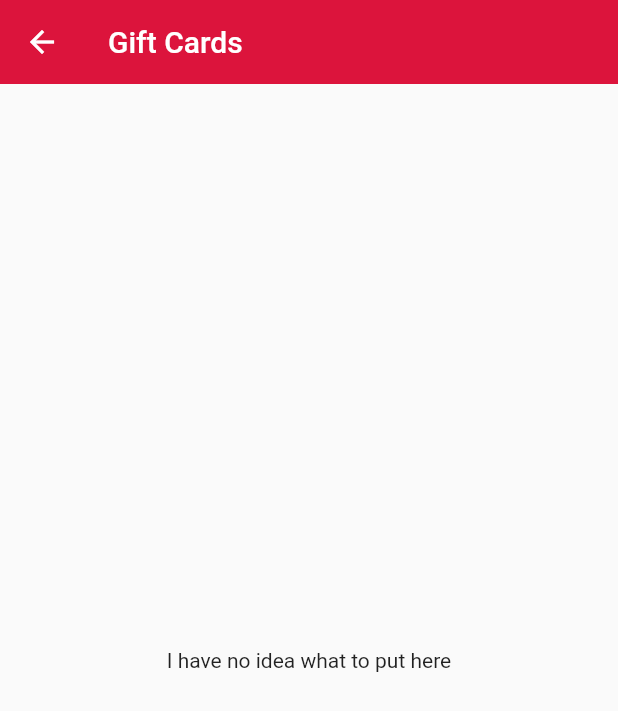
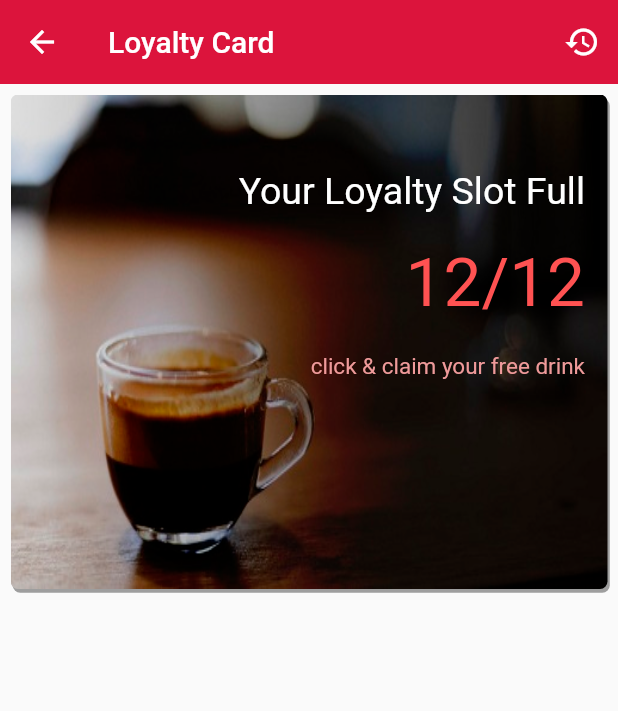
Before and after one commit to Shusmoy108/coffee-shop, a Flutter app: the GiftPage screen opened directly, on a phone screen of 412 x 824 dp. Shown: the top 711 px of the screen. Run offline on Flutter 3.47's test engine with Material 2 defaults, Android fonts, the phone set to English and light mode, and no system bars; our stand-ins replace flutter_map, latlong.

Commit message:
loyalty card added: part 1

```diff
--- a/lib/src/app.dart
+++ b/lib/src/app.dart
@@ -54,7 +54,7 @@ class _AppState extends State<App> {
                 Icons.card_giftcard,
               ),
               title: Text(
-                'Gift',
+                'Card',
               ),
             ),
             BottomNavigationBarItem(
--- a/lib/src/screens/giftpage.dart
+++ b/lib/src/screens/giftpage.dart
@@ -1,19 +1,188 @@
 import 'package:flutter/material.dart';
 
-class GiftPage extends StatelessWidget {
+class GiftPage extends StatefulWidget {
+  @override
+  _GiftPageState createState() => _GiftPageState();
+}
+
+class _GiftPageState extends State<GiftPage> {
+  int score = 12;
+
+  showClaimConfirmDialog() {
+    if (score == 12) {
+      showDialog(
+        context: context,
+        builder: (BuildContext context) {
+          return AlertDialog(
+            title: Text('Are you sure?'),
+            content: SingleChildScrollView(
+              child: Text(
+                'Please click on the confirm button to claim your free drink.',
+              ),
+            ),
+            actions: <Widget>[
+              FlatButton(
+                child: Text('Confirm'),
+                onPressed: () {
+                  Navigator.of(context).pop();
+                  this.setState(() {
+                    score = 0;
+                  });
+                },
+              ),
+              FlatButton(
+                child: Text(
+                  'Cancel',
+                  style: TextStyle(
+                    color: Colors.redAccent,
+                  ),
+                ),
+                onPressed: () {
+                  Navigator.of(context).pop();
+                },
+              ),
+            ],
+          );
+        },
+      );
+    }
+  }
+
+  @override
   Widget build(BuildContext context) {
     return Scaffold(
       appBar: AppBar(
-        title: Text('Gift Cards'),
+        title: Text('Loyalty Card'),
         backgroundColor: Color.fromRGBO(220, 20, 60, 1.0),
         elevation: 0.0,
+        actions: <Widget>[
+          IconButton(
+            icon: Icon(Icons.history),
+            onPressed: () {},
+          ),
+        ],
       ),
-      body: Container(
-        padding: EdgeInsets.symmetric(vertical: 200, horizontal: 40.0),
-        child: Center(
-          child: Text('I have no idea what to put here'),
+      body: ListView(
+        children: <Widget>[
+          loyalityCard(context),
+        ],
+      ),
+    );
+  }
+
+  Widget loyalityCard(BuildContext context) {
+    return Container(
+      padding: EdgeInsets.all(7.0),
+      child: InkWell(
+        onTap: () {
+          showClaimConfirmDialog();
+        },
+        child: Stack(
+          children: <Widget>[
+            Container(
+              height: MediaQuery.of(context).size.height * 0.4,
+              decoration: BoxDecoration(
+                borderRadius: BorderRadius.circular(5.0),
+                boxShadow: [
+                  BoxShadow(
+                    color: Colors.grey,
+                    offset: Offset(1.5, 2.5),
+                  ),
+                ],
+                image: DecorationImage(
+                  fit: BoxFit.fill,
+                  image: AssetImage('images/lcard.jpg'),
+                ),
+              ),
+            ),
+            score == 12 ? cardFull() : cardNotFull(),
+          ],
         ),
       ),
     );
   }
+
+  Widget cardNotFull() {
+    return Column(
+      children: <Widget>[
+        Container(
+          padding: EdgeInsets.only(
+            right: 15.0,
+            top: 50.0,
+          ),
+          alignment: Alignment.topRight,
+          child: Text(
+            'Your Loyalty Score',
+            style: TextStyle(
+              color: Colors.white,
+              fontSize: 25.0,
+            ),
+          ),
+        ),
+        Container(
+          padding: EdgeInsets.only(
+            right: 15.0,
+            top: 20.0,
+          ),
+          alignment: Alignment.topRight,
+          child: Text(
+            '$score/12',
+            style: TextStyle(
+              color: Colors.yellowAccent,
+              fontSize: 45.0,
+            ),
+          ),
+        ),
+      ],
+    );
+  }
+
+  Widget cardFull() {
+    return Column(
+      children: <Widget>[
+        Container(
+          padding: EdgeInsets.only(
+            right: 15.0,
+            top: 50.0,
+          ),
+          alignment: Alignment.topRight,
+          child: Text(
+            'Your Loyalty Slot Full',
+            style: TextStyle(
+              color: Colors.white,
+              fontSize: 25.0,
+            ),
+          ),
+        ),
+        Container(
+          padding: EdgeInsets.only(
+            right: 15.0,
+            top: 20.0,
+          ),
+          alignment: Alignment.topRight,
+          child: Text(
+            '$score/12',
+            style: TextStyle(
+              color: Colors.redAccent,
+              fontSize: 45.0,
+            ),
+          ),
+        ),
+        Container(
+          padding: EdgeInsets.only(
+            right: 15.0,
+            top: 20.0,
+          ),
+          alignment: Alignment.topRight,
+          child: Text(
+            'click & claim your free drink',
+            style: TextStyle(
+              color: Colors.red[200],
+              fontSize: 15.0,
+            ),
+          ),
+        ),
+      ],
+    );
+  }
 }
--- a/pubspec.yaml
+++ b/pubspec.yaml
@@ -19,7 +19,7 @@ dependencies:
   # The following adds the Cupertino Icons font to your application.
   # Use with the CupertinoIcons class for iOS style icons.
   cupertino_icons: ^0.1.2
-  //google_maps_flutter: ^0.5.7
+  #google_maps_flutter: ^0.5.7
   flutter_map: any
   latlong: ^0.6.1
 dev_dependencies:
@@ -70,6 +70,7 @@ flutter:
   - images/whitechocomocha.jpg
   - images/caflattebig.jpg
   - images/oahead.jpg
+  - images/lcard.jpg
   # An image asset can refer to one or more resolution-specific "variants", see
   # https://flutter.io/assets-and-images/#resolution-aware.
 
```
Also changed, not shown: images/lcard.jpg (added).
